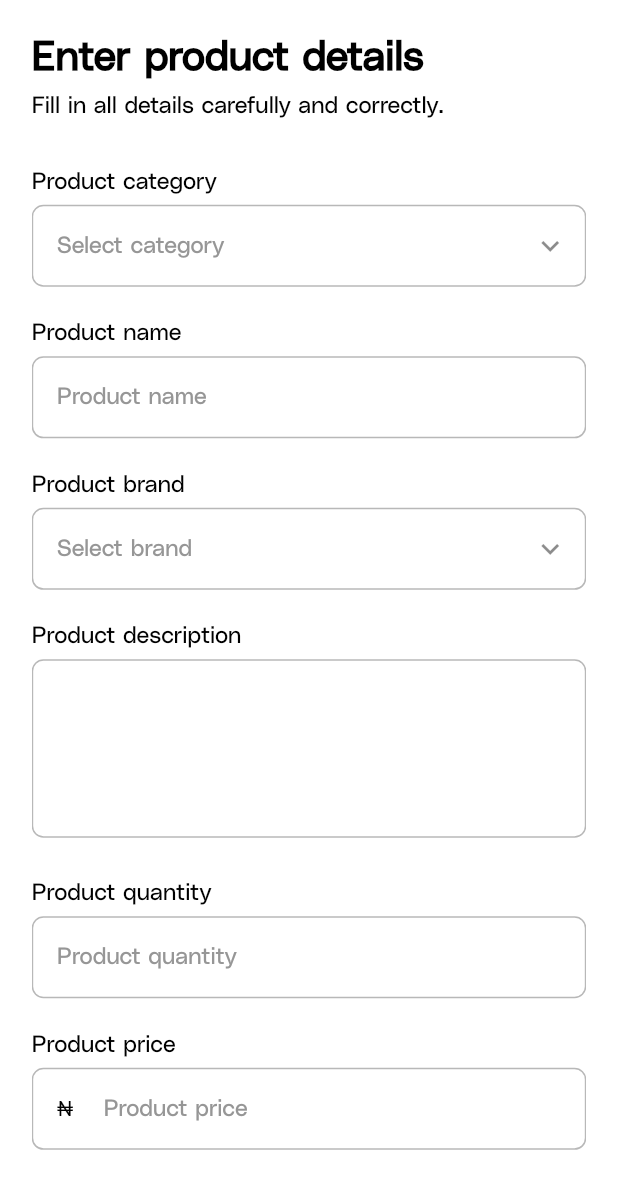
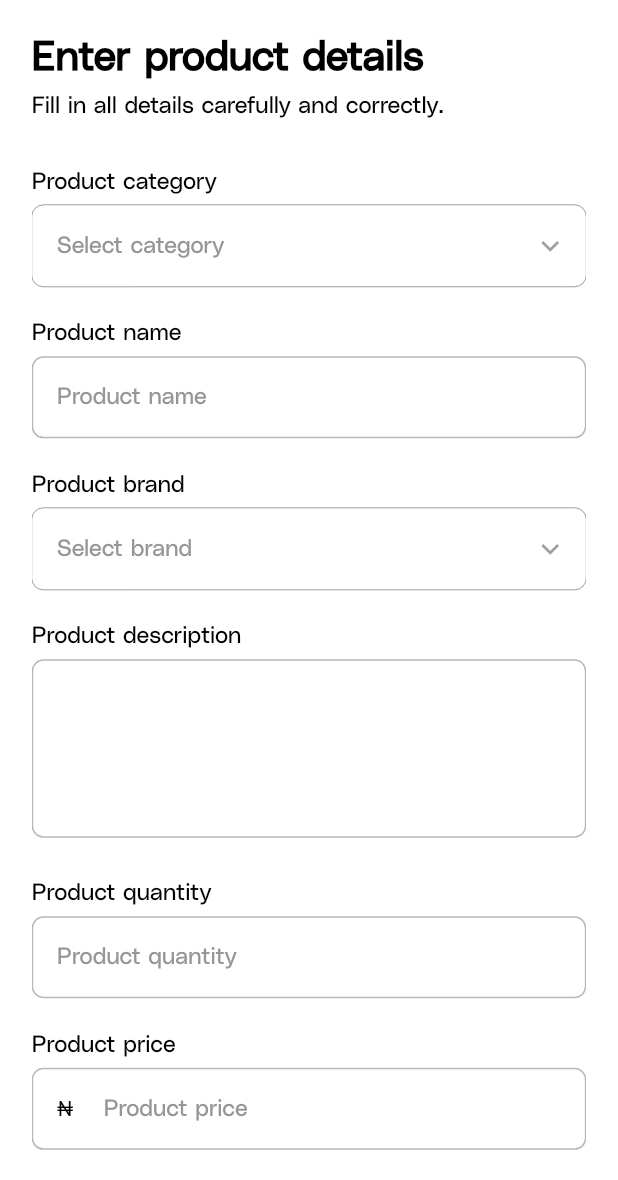
Before and after one commit to MaxTrent/payvidence, a Flutter app: the HomeScreen screen opened by its route, after a tap on "Products", on a phone screen of 412 x 824 dp, the part 56-1236 px from its top. Run offline on Flutter 3.47's test engine with Material 3 defaults, Android fonts, the phone set to English and light mode, and no system bars; our stand-ins replace flutter_riverpod, flutter_screenutil, flutter_svg, go_router, pinput.

Commit message:
empty category

```diff
--- a/lib/components/app_text_field.dart
+++ b/lib/components/app_text_field.dart
@@ -11,7 +11,9 @@
     this.suffixIcon,
     this.prefixIcon,
     this.filled,
+    this.enabled,
     this.height = 56,
+    this.radius = 8,
     super.key,
   });
 
@@ -22,12 +24,15 @@
 Color? fillColor;
 bool? filled;
 double height;
+double radius;
+bool? enabled;
 
   @override
   Widget build(BuildContext context) {
     return SizedBox(
       height: height.h,
       child: TextFormField(
+        enabled: enabled,
         controller: controller,
         cursorColor: Colors.black,
         showCursor: true,
@@ -58,30 +63,30 @@
               .displaySmall!
               .copyWith(fontWeight: FontWeight.w400, color: Colors.red),
           border: OutlineInputBorder(
-            borderRadius: BorderRadius.circular(8.r),
+            borderRadius: BorderRadius.circular(radius.r),
             borderSide: const BorderSide(
               color: borderColor,
             ),),
           focusedBorder: OutlineInputBorder(
-            borderRadius: BorderRadius.circular(8.r),
+            borderRadius: BorderRadius.circular(radius.r),
             borderSide: const BorderSide(
               color: borderColor,
             ),
           ),
           enabledBorder: OutlineInputBorder(
-            borderRadius: BorderRadius.circular(8.r),
+            borderRadius: BorderRadius.circular(radius.r),
             borderSide: const BorderSide(
               color: borderColor,
             ),
           ),
           errorBorder: OutlineInputBorder(
-            borderRadius: BorderRadius.circular(8.r),
+            borderRadius: BorderRadius.circular(radius.r),
             borderSide: const BorderSide(
               color: Colors.red,
             ),
           ),
           focusedErrorBorder: OutlineInputBorder(
-            borderRadius: BorderRadius.circular(8.r),
+            borderRadius: BorderRadius.circular(radius.r),
             borderSide: const BorderSide(
               color: Colors.red,
             ),
--- a/lib/constants/app_colors.dart
+++ b/lib/constants/app_colors.dart
@@ -9,7 +9,8 @@
 const Color appGrey2 = Color(0xffE8EBEE);
 const Color appGrey3 = Color(0xffEAE7F6);
 const Color appGrey4 = Color(0xff979797);
-const Color borderGrey = Color(0xffE9E9E9)
-;const Color scaffoldBackground = Color(0xffE3DDFF);
+const Color appGrey5 = Color(0xffEFEFEF);
+const Color borderGrey = Color(0xffE9E9E9);
+const Color scaffoldBackground = Color(0xffE3DDFF);
 const Color borderColor = Color(0xffB8B8B8);
 const Color hintTextColor = Color(0xff969696);
--- a/lib/screens/add_product/add_product.dart
+++ b/lib/screens/add_product/add_product.dart
@@ -2,6 +2,7 @@
 import 'package:flutter_screenutil/flutter_screenutil.dart';
 import 'package:flutter_svg/svg.dart';
 import 'package:go_router/go_router.dart';
+import 'package:payvidence/screens/routes/app_routes.dart';
 
 import '../../components/app_button.dart';
 import '../../components/app_text_field.dart';
@@ -29,7 +30,11 @@
               SizedBox(height: 32.h,),
               Text('Product category', style: Theme.of(context).textTheme.displaySmall,),
               SizedBox(height: 8.h,),
-              AppTextField(hintText: 'Select category', controller: _controller, suffixIcon: Icon(Icons.keyboard_arrow_down_sharp),),
+              GestureDetector(
+                  onTap: (){
+                    context.push(AppRoutes.emptyCategory);
+                  },
+                  child: AppTextField(hintText: 'Select category', controller: _controller, suffixIcon: Icon(Icons.keyboard_arrow_down_sharp), enabled: false,)),
               SizedBox(height: 20.h,),
               Text('Product name', style: Theme.of(context).textTheme.displaySmall,),
               SizedBox(height: 8.h,),
@@ -37,7 +42,7 @@
               SizedBox(height: 20.h,),
               Text('Product brand', style: Theme.of(context).textTheme.displaySmall,),
               SizedBox(height: 8.h,),
-              AppTextField(hintText: 'Select brand', controller: _controller, suffixIcon: Icon(Icons.keyboard_arrow_down_sharp),),
+              AppTextField(hintText: 'Select brand', controller: _controller, suffixIcon: Icon(Icons.keyboard_arrow_down_sharp), enabled: false,),
               SizedBox(height: 20.h,),
               Text('Product description', style: Theme.of(context).textTheme.displaySmall,),
               SizedBox(height: 8.h,),
--- a/lib/screens/nav_screens/home.dart
+++ b/lib/screens/nav_screens/home.dart
@@ -125,22 +125,22 @@
               ],
             ),
             SizedBox(height: 12.h,),
-            TransactionTile(),
-            TransactionTile(),
-            TransactionTile(),
-            TransactionTile(),
-            TransactionTile(),
-            TransactionTile(),
-            // Column(
-            //   crossAxisAlignment: CrossAxisAlignment.center,
-            //   children: [
-            //     SvgPicture.asset(Assets.svg.emptyTransaction),
-            //     SizedBox(height: 32.h,),
-            //     Text('No transaction yet!', style: Theme.of(context).textTheme.displayLarge,),
-            //               SizedBox(height: 10.h,),
-            //     Text('Start generating receipts and invoices for your business. All transactions will show here.',textAlign: TextAlign.center, style: Theme.of(context).textTheme.displaySmall!.copyWith(fontSize: 14.sp, )),
-            //   ],
-            // )
+            // TransactionTile(),
+            // TransactionTile(),
+            // TransactionTile(),
+            // TransactionTile(),
+            // TransactionTile(),
+            // TransactionTile(),
+            Column(
+              crossAxisAlignment: CrossAxisAlignment.center,
+              children: [
+                SvgPicture.asset(Assets.svg.emptyTransaction),
+                SizedBox(height: 32.h,),
+                Text('No transaction yet!', style: Theme.of(context).textTheme.displayLarge,),
+                          SizedBox(height: 10.h,),
+                Text('Start generating receipts and invoices for your business. All transactions will show here.',textAlign: TextAlign.center, style: Theme.of(context).textTheme.displaySmall!.copyWith(fontSize: 14.sp, )),
+              ],
+            )
           ],
         ),
       )),
--- a/lib/screens/routes/app_routes.dart
+++ b/lib/screens/routes/app_routes.dart
@@ -2,6 +2,7 @@
 import 'package:go_router/go_router.dart';
 import 'package:payvidence/screens/add_product/add_product.dart';
 import 'package:payvidence/screens/all_businesses/all_businesses.dart';
+import 'package:payvidence/screens/empty_category/empty_category.dart';
 import 'package:payvidence/screens/upgrade_subscription/upgrade_subscription.dart';
 
 import '../account_success/account_success.dart';
@@ -37,6 +38,7 @@
   static const String allBusiness = '/allBusiness';
   static const String upgradeSubscription = '/upgradeSubscription';
   static const String addProduct = '/addProduct';
+  static const String emptyCategory = '/emptyCategory';
 
   static GoRouter createRouter() {
     return GoRouter(
@@ -47,27 +49,27 @@
       routes: [
         GoRoute(
           path: onboarding,
-          builder: (context, state) =>  OnboardingScreen(),
+          builder: (context, state) => OnboardingScreen(),
         ),
         GoRoute(
           path: login,
-          builder: (context, state) =>  Login(),
+          builder: (context, state) => Login(),
         ),
         GoRoute(
           path: createAccount,
-          builder: (context, state) =>  CreateAccountScreen(),
+          builder: (context, state) => CreateAccountScreen(),
         ),
         GoRoute(
           path: forgotPassword,
-          builder: (context, state) =>  ForgotPassword(),
+          builder: (context, state) => ForgotPassword(),
         ),
         GoRoute(
           path: createNewPassword,
-          builder: (context, state) =>  CreateNewPassword(),
+          builder: (context, state) => CreateNewPassword(),
         ),
         GoRoute(
           path: emptyBusiness,
-          builder: (context, state) =>  EmptyBusiness(),
+          builder: (context, state) => EmptyBusiness(),
         ),
         GoRoute(
           path: homeScreen,
@@ -75,44 +77,46 @@
         ),
         GoRoute(
           path: addBusiness,
-          builder: (context, state) =>  AddBusiness(),
+          builder: (context, state) => AddBusiness(),
         ),
         GoRoute(
           path: home,
-          builder: (context, state) =>  HomePage(),
+          builder: (context, state) => HomePage(),
         ),
         GoRoute(
           path: changePasswordSuccess,
-          builder: (context, state) =>  ChangePasswordSuccess(),
+          builder: (context, state) => ChangePasswordSuccess(),
         ),
         GoRoute(
           path: otpLogin,
-          builder: (context, state) =>  OtpLogin(),
+          builder: (context, state) => OtpLogin(),
         ),
         GoRoute(
           path: otp,
-          builder: (context, state) =>  OtpScreen(),
+          builder: (context, state) => OtpScreen(),
         ),
         GoRoute(
           path: accountSuccess,
-          builder: (context, state) =>  AccountSuccessScreen(),
+          builder: (context, state) => AccountSuccessScreen(),
         ),
         GoRoute(
           path: addBusinessSuccess,
-          builder: (context, state) =>  AddBusinessSuccess(),
+          builder: (context, state) => AddBusinessSuccess(),
         ),
         GoRoute(
           path: allBusiness,
-          builder: (context, state) =>  AllBusinesses(),
+          builder: (context, state) => AllBusinesses(),
         ),
         GoRoute(
           path: upgradeSubscription,
-          builder: (context, state) =>  UpgradeSubscription(),
+          builder: (context, state) => UpgradeSubscription(),
         ),
         GoRoute(
           path: addProduct,
-          builder: (context, state) =>  AddProduct(),
+          builder: (context, state) => AddProduct(),
         ),
+        GoRoute(
+            path: emptyCategory, builder: (context, state) => EmptyCategory()),
       ],
     );
   }
```
Also changed, not shown: lib/screens/empty_category/empty_category.dart (added, +45 -0 lines).
